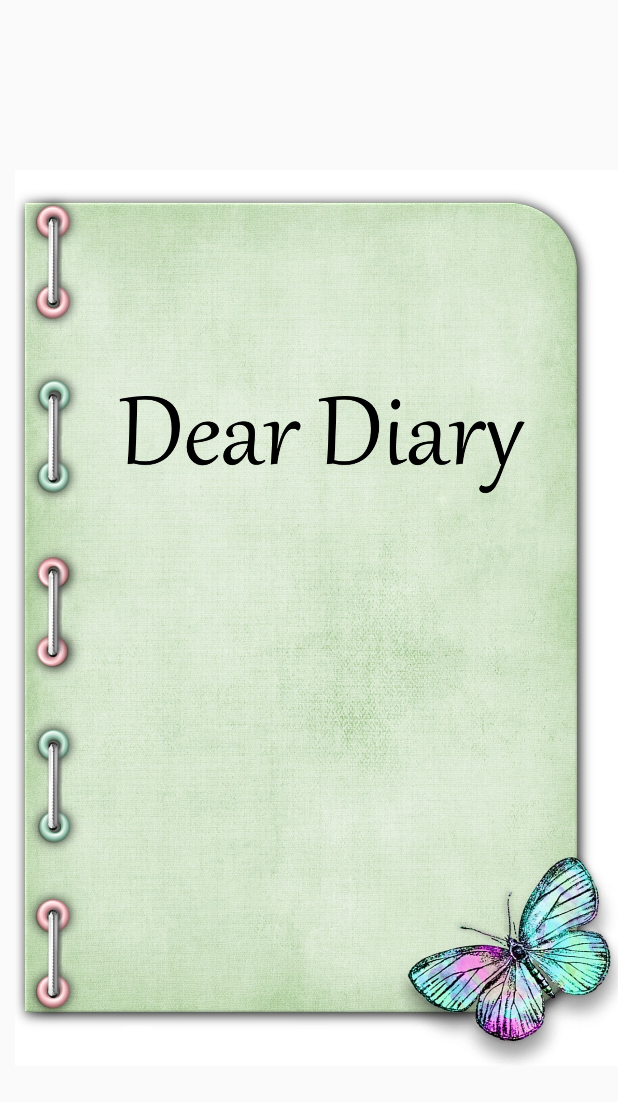
After one commit to Aleksefo/DearDiary, an Android app: the layout activity_splash.xml on its own in the app's theme, with its tools: preview values and no code run, on a phone screen of 412 x 824 dp. The commit adds this screen. Shown: the top 1102 px of the screen. Run offline under Robolectric (Android 15) with nearby library versions, the phone set to English and light mode, and no system bars.

Commit message:
Cleanup and splashscreen

```diff
--- a/app/src/main/java/com/example/aleksefo/deardiary/adapters/RecAdapter.java
+++ b/app/src/main/java/com/example/aleksefo/deardiary/adapters/RecAdapter.java
@@ -13,6 +13,7 @@ import com.example.aleksefo.deardiary.model.Entry;
 import io.realm.OrderedRealmCollection;
 import io.realm.RealmRecyclerViewAdapter;
 
+//todo custom text if no items in db
 
 public class RecAdapter extends RealmRecyclerViewAdapter<Entry, RecAdapter.ViewHolder> {
 
@@ -20,15 +21,12 @@ public class RecAdapter extends RealmRecyclerViewAdapter<Entry, RecAdapter.ViewH
 
 	public RecAdapter(OrderedRealmCollection<Entry> data) {
 		super(data, true);
-		Log.d(TAG, "RecAdapter: constr");
 	}
 
 	@Override
 	public ViewHolder onCreateViewHolder(ViewGroup parent, int viewType) {
-		Log.d(TAG, "onCreateViewHolder: created");
 		View itemView = LayoutInflater.from(parent.getContext())
 			.inflate(R.layout.entry, parent, false);
-		Log.d(TAG, "onCreateViewHolder: created");
 		return new ViewHolder(itemView);
 	}
 
--- a/app/src/main/java/com/example/aleksefo/deardiary/realm/RealmController.java
+++ b/app/src/main/java/com/example/aleksefo/deardiary/realm/RealmController.java
@@ -102,3 +102,4 @@ public class RealmController {
 
 	}
 }
+//todo clean this file
--- a/app/src/main/res/layout/activity_main.xml
+++ b/app/src/main/res/layout/activity_main.xml
@@ -30,7 +30,7 @@
     android:layout_height="wrap_content"
     android:layout_margin="@dimen/fab_margin"
     android:layout_gravity="bottom|end"
-    app:srcCompat="@android:drawable/ic_dialog_email"
+    app:srcCompat="@android:drawable/ic_input_add"
     />
 
 </android.support.design.widget.CoordinatorLayout>
--- /dev/null
+++ b/app/src/main/res/layout/activity_splash.xml
@@ -0,0 +1,18 @@
+<?xml version="1.0" encoding="utf-8"?>
+<RelativeLayout xmlns:android="http://schemas.android.com/apk/res/android"
+  xmlns:tools="http://schemas.android.com/tools"
+  android:id="@+id/activity_splash"
+  android:layout_width="match_parent"
+  android:layout_height="match_parent"
+  android:gravity="center"
+  tools:context="com.example.aleksefo.deardiary.activity.SplashActivity">
+  <ImageView
+    android:id="@+id/tap_image"
+    android:layout_width="wrap_content"
+    android:layout_height="wrap_content"
+    android:paddingStart="10dp"
+    android:adjustViewBounds="true"
+    android:contentDescription="@string/app_name"
+    android:scaleType="centerCrop"
+    android:src="@drawable/splash" />
+</RelativeLayout>
--- a/app/src/main/res/layout/empty_view.xml
+++ b/app/src/main/res/layout/empty_view.xml
@@ -9,7 +9,8 @@
     android:layout_height="wrap_content"
     android:layout_gravity="center"
     android:gravity="center_horizontal"
-    android:text="Looks like you are all done\n(or haven\'t added anything)!"
+    android:text="Looks like you haven't added anything! Click on add button to start."
     android:textSize="24sp"
     />
 </FrameLayout>
+<!--todo add enter-->
--- a/app/src/main/res/values/colors.xml
+++ b/app/src/main/res/values/colors.xml
@@ -1,6 +1,11 @@
 <?xml version="1.0" encoding="utf-8"?>
+
 <resources>
-  <color name="colorPrimary">#3F51B5</color>
-  <color name="colorPrimaryDark">#303F9F</color>
-  <color name="colorAccent">#FF4081</color>
+  <color name="colorPrimary">#8972FF</color>
+  <color name="colorPrimaryDark">#7d67eb</color>
+  <color name="colorAccent">#CB60F6</color>
+  <color name="colorDull">#769961</color>
+  <color name="colorWhite">#ffffff</color>
+  <color name="colorBlack">#000000</color>
+  <color name="colorBorder">#a3a3a3</color>
 </resources>
```
Also changed, not shown: app/src/main/AndroidManifest.xml (+9 -2 lines), app/src/main/java/com/example/aleksefo/deardiary/activity/MainActivity.java (+1 -6 lines), app/src/main/java/com/example/aleksefo/deardiary/activity/SplashActivity.java (added, +39 -0 lines), app/src/main/res/layout/create_view.xml (added, +29 -0 lines), app/src/main/res/values/strings.xml (+35 -0 lines), app/src/main/res/drawable/splash.jpg (added).
